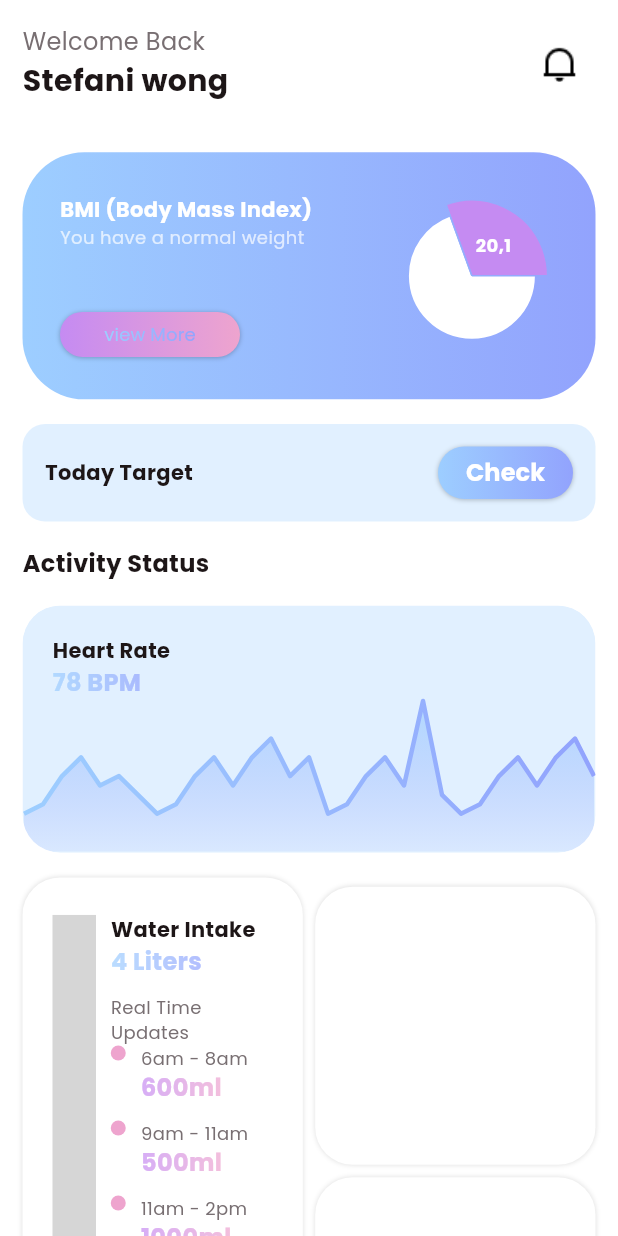
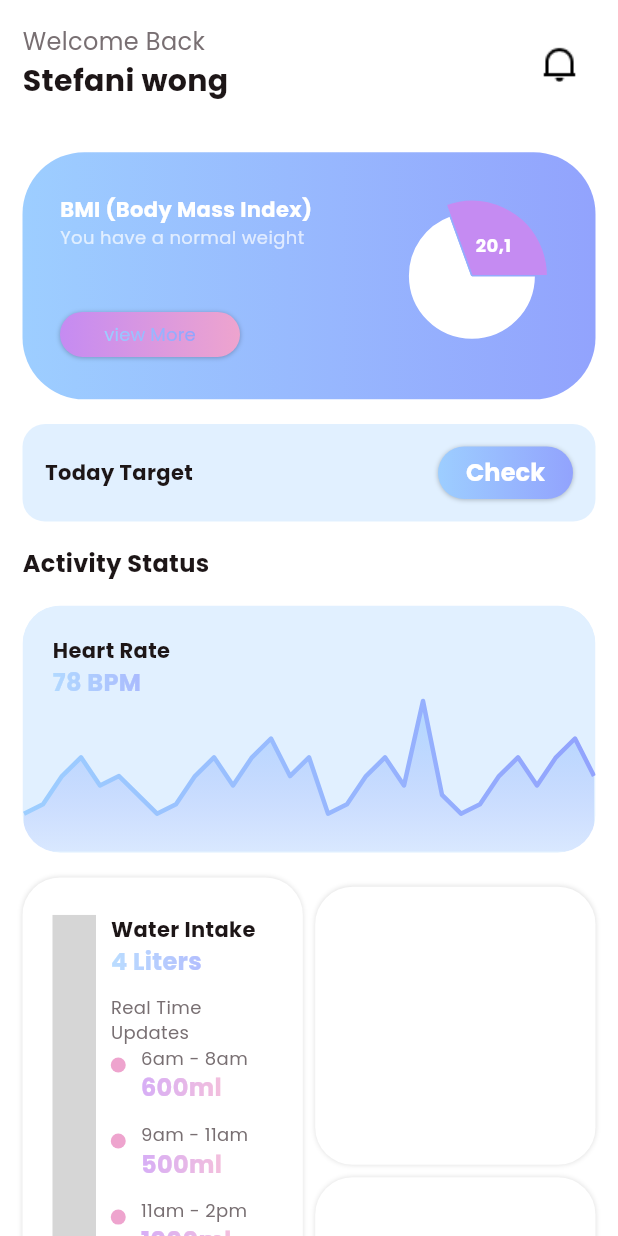
Before and after one commit to sdhaputhanthrie/Fitness-App, a Flutter app: the HomeView screen opened directly, on a phone screen of 412 x 824 dp. Run offline on Flutter 3.47's test engine with Material 3 defaults, Android fonts, the phone set to English and light mode, and no system bars; drawn by our look-alikes of fl_chart; our stand-ins replace carousel_slider; missing offline and left inert: dotted_dashed_line, simple_animation_progress_bar; grey boxes are pictures that could not be loaded.

Commit message:
update dashed line

```diff
--- a/lib/view/home/home_view.dart
+++ b/lib/view/home/home_view.dart
@@ -513,26 +513,48 @@ class _HomeViewState extends State<HomeView> {
                                     ),
                                   ),
                                   Column(
-                                     crossAxisAlignment: CrossAxisAlignment.start,
+                                    crossAxisAlignment:
+                                        CrossAxisAlignment.start,
                                     children: WaterArr.map((wObj) {
+                                      var isLast = wObj == WaterArr.last;
                                       return Row(
-                                        crossAxisAlignment: CrossAxisAlignment.start,
+                                        crossAxisAlignment:
+                                            CrossAxisAlignment.start,
                                         children: [
                                           Column(
-                                          mainAxisAlignment: MainAxisAlignment.start,
-                                          crossAxisAlignment: CrossAxisAlignment.start,
+                                            mainAxisAlignment:
+                                                MainAxisAlignment.start,
+                                            crossAxisAlignment:
+                                                CrossAxisAlignment.center,
                                             children: [
-                                            Container(width: 10, height: 10, decoration: BoxDecoration(color: TColor.secondaryColor2, borderRadius: BorderRadius.circular(5)),),
-                                            const DottedDashedLine(height: 40, width: 0, axis: Axis.vertical)
-                                          ]),
+                                              Container(
+                                                margin: const EdgeInsets.symmetric(vertical: 8.0),
+
+                                                width: 10,
+                                                height: 10,
+                                                decoration: BoxDecoration(
+                                                  color: TColor.secondaryColor2,
+                                                  borderRadius:
+                                                      BorderRadius.circular(5),
+                                                ),
+                                              ),
+                                              if(!isLast)
+                                               DottedDashedLine(
+                                                height: media.width * 0.06,
+                                                width: 0,
+                                                axis: Axis.vertical,
+                                              ),
+                                            ],
+                                          ),
 
                                           const SizedBox(width: 10),
 
                                           Column(
-                                          mainAxisAlignment: MainAxisAlignment.start,
-                                          crossAxisAlignment: CrossAxisAlignment.start,
+                                            mainAxisAlignment:
+                                                MainAxisAlignment.start,
+                                            crossAxisAlignment:
+                                                CrossAxisAlignment.start,
                                             children: [
-
                                               Text(
                                                 wObj["title"].toString(),
                                                 style: TextStyle(
@@ -560,15 +582,17 @@ class _HomeViewState extends State<HomeView> {
                                                 child: Text(
                                                   wObj["subtitle"].toString(),
                                                   style: TextStyle(
-                                        color: TColor.white.withOpacity(0.7),
+                                                    color: TColor.white
+                                                        .withOpacity(0.7),
                                                     fontWeight: FontWeight.w700,
                                                     fontSize: 16,
                                                   ),
                                                 ),
                                               ),
-
-                                        ],)
-                                      ]);
+                                            ],
+                                          ),
+                                        ],
+                                      );
                                     }).toList(),
                                   ),
                                 ],
```
Lines whose indentation alone changed are shown as unchanged.
